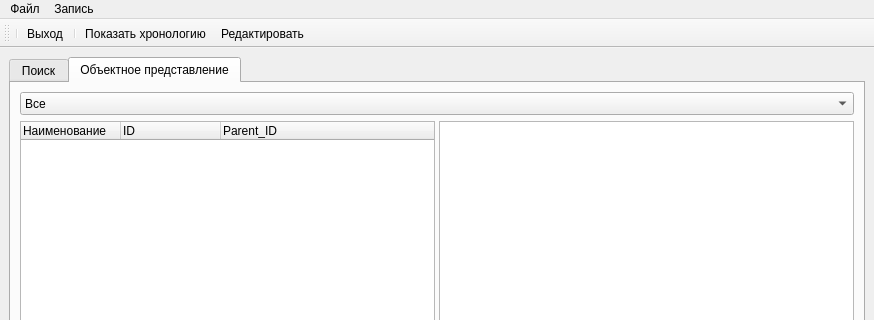
First picture: the form in mainwindow.ui, repository VladisGol/platon-accs, before the edit; both pictures show x 0 to 874 and y 0 to 320 of the 874 by 744 pixel window.
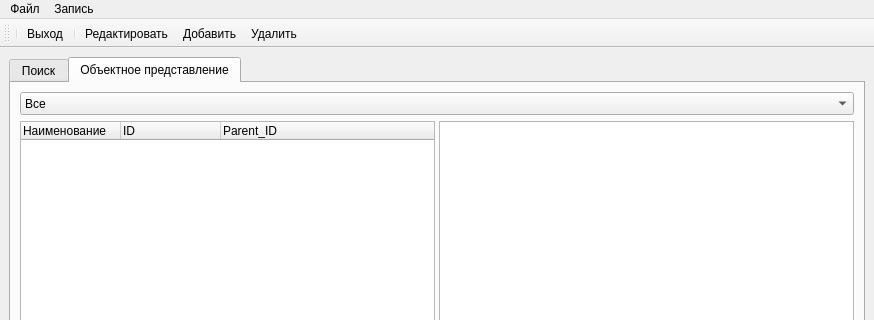
Second picture: the form after the edit. The open tabs and pages were chosen to show the change. Icons and pictures are not drawn. Custom widgets are drawn as their Qt base class.

```diff
--- a/mainwindow.ui
+++ b/mainwindow.ui
@@ -167,8 +167,9 @@
    <addaction name="separator" />
    <addaction name="action_quit" />
    <addaction name="separator" />
-   <addaction name="action_Hronology" />
    <addaction name="action_edit" />
+   <addaction name="action_add" />
+   <addaction name="action_del" />
   </widget>
   <action name="action_quit" >
    <property name="icon" >
@@ -179,15 +180,6 @@
     <string>Выход</string>
    </property>
   </action>
-  <action name="action_Hronology" >
-   <property name="icon" >
-    <iconset>
-     <normaloff>images/clock.png</normaloff>images/clock.png</iconset>
-   </property>
-   <property name="text" >
-    <string>Показать хронологию</string>
-   </property>
-  </action>
   <action name="action_edit" >
    <property name="icon" >
     <iconset>
@@ -197,6 +189,24 @@
     <string>Редактировать</string>
    </property>
   </action>
+  <action name="action_add" >
+   <property name="icon" >
+    <iconset>
+     <normaloff>images/edit_add.png</normaloff>images/edit_add.png</iconset>
+   </property>
+   <property name="text" >
+    <string>Добавить</string>
+   </property>
+  </action>
+  <action name="action_del" >
+   <property name="icon" >
+    <iconset>
+     <normaloff>images/trashcan_full.png</normaloff>images/trashcan_full.png</iconset>
+   </property>
+   <property name="text" >
+    <string>Удалить</string>
+   </property>
+  </action>
  </widget>
  <customwidgets>
   <customwidget>
```
Left out of the diff: 12 changed lines with no effect on the pictures.
